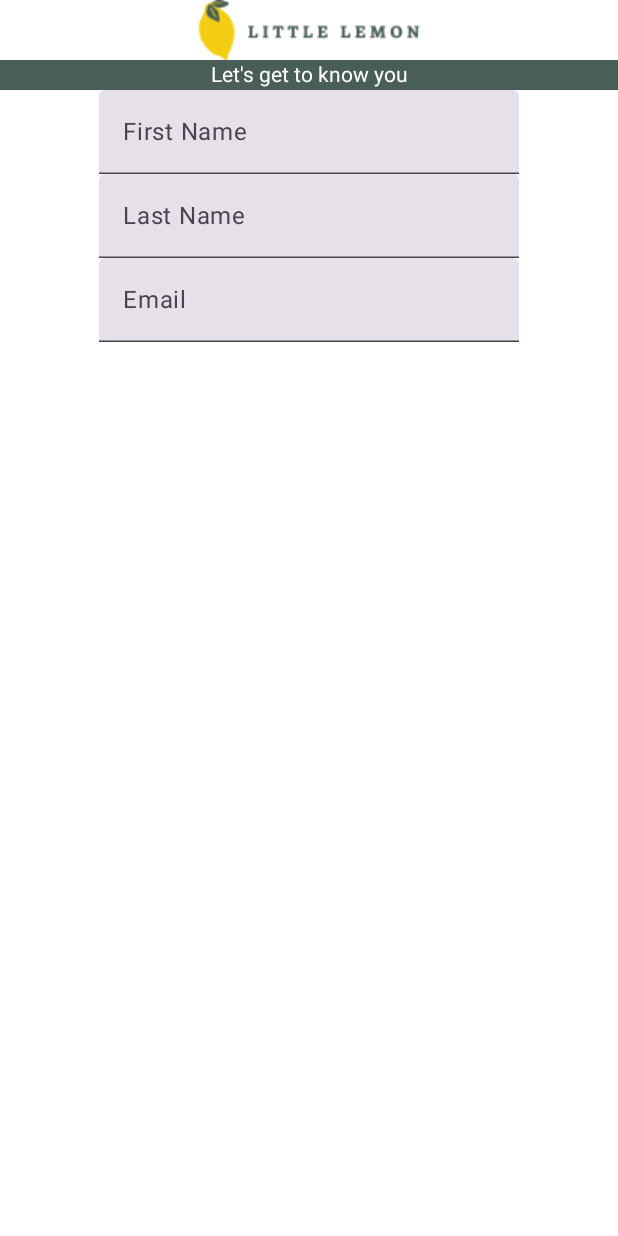
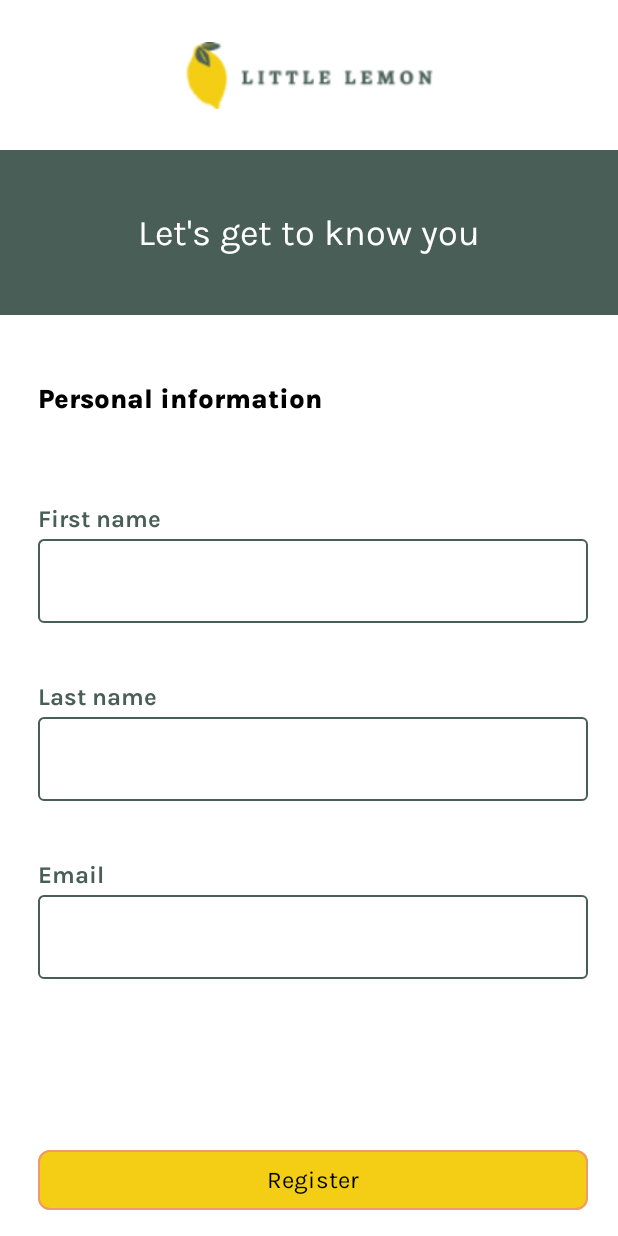
Before and after one commit to norphyra/little-lemon, an Android app built with Jetpack Compose: the @Preview function OnboardingPreview, on a phone screen of 412 x 824 dp. Run offline under Robolectric (Android 15) with nearby library versions, the phone set to English and light mode, and no system bars.

Commit message:
finish exercise 'Set up the onboarding page'

```diff
--- a/app/src/main/java/com/example/littlelemonapp/MainActivity.kt
+++ b/app/src/main/java/com/example/littlelemonapp/MainActivity.kt
@@ -22,7 +22,7 @@ class MainActivity : ComponentActivity() {
                     modifier = Modifier.fillMaxSize(),
                     color = MaterialTheme.colorScheme.background
                 ) {
-                    Greeting("Android")
+                    Onboarding()
                 }
             }
         }
--- /dev/null
+++ b/app/src/main/java/com/example/littlelemonapp/Onboarding.kt
@@ -0,0 +1,161 @@
+package com.example.littlelemonapp
+
+import androidx.compose.foundation.BorderStroke
+import androidx.compose.foundation.Image
+import androidx.compose.foundation.background
+import androidx.compose.foundation.layout.Arrangement
+import androidx.compose.foundation.layout.Column
+import androidx.compose.foundation.layout.Row
+import androidx.compose.foundation.layout.fillMaxWidth
+import androidx.compose.foundation.layout.height
+import androidx.compose.foundation.layout.padding
+import androidx.compose.foundation.shape.RoundedCornerShape
+import androidx.compose.material3.Button
+import androidx.compose.material3.ButtonDefaults
+import androidx.compose.material3.ExperimentalMaterial3Api
+import androidx.compose.material3.OutlinedTextField
+import androidx.compose.material3.Text
+import androidx.compose.material3.TextField
+import androidx.compose.material3.TextFieldDefaults
+import androidx.compose.runtime.Composable
+import androidx.compose.runtime.getValue
+import androidx.compose.runtime.mutableStateOf
+import androidx.compose.runtime.remember
+import androidx.compose.runtime.setValue
+import androidx.compose.ui.Alignment
+import androidx.compose.ui.Modifier
+import androidx.compose.ui.graphics.Color
+import androidx.compose.ui.res.painterResource
+import androidx.compose.ui.text.font.FontFamily
+import androidx.compose.ui.text.font.FontWeight
+import androidx.compose.ui.text.style.TextAlign
+import androidx.compose.ui.tooling.preview.Preview
+import androidx.compose.ui.unit.dp
+import androidx.compose.ui.unit.sp
+import com.example.littlelemonapp.ui.theme.Green
+import com.example.littlelemonapp.ui.theme.Karla_Bold
+import com.example.littlelemonapp.ui.theme.Karla_ExtraBold
+import com.example.littlelemonapp.ui.theme.Karla_Regular
+import com.example.littlelemonapp.ui.theme.RedOrange_secondary
+import com.example.littlelemonapp.ui.theme.Yellow
+
+@OptIn(ExperimentalMaterial3Api::class)
+@Composable
+fun Onboarding() {
+
+    var firstName by remember {
+        mutableStateOf("")
+    }
+
+    var lastName by remember {
+        mutableStateOf("")
+    }
+
+    var email by remember {
+        mutableStateOf("")
+    }
+
+    Column(horizontalAlignment = Alignment.CenterHorizontally) {
+
+        Image(painter = painterResource(id = R.drawable.logo),
+            contentDescription = "logo",
+            modifier = Modifier
+                .height(100.dp)
+                .fillMaxWidth(0.5f))
+
+        Row(horizontalArrangement = Arrangement.Center,
+            verticalAlignment = Alignment.CenterVertically,
+            modifier = Modifier
+                .background(Green)
+                .height(110.dp)
+                .fillMaxWidth()) {
+            Text(text = "Let's get to know you", color = Color.White,
+                fontFamily = FontFamily(Karla_Regular),
+                fontSize = 24.sp
+            )
+        }
+
+        Column(modifier = Modifier
+            .padding(start = 25.dp, end = 20.dp)) {
+            Text(text = "Personal information", color = Color.Black,
+                fontFamily = FontFamily(Karla_ExtraBold),
+                fontSize = 18.sp,
+                modifier = Modifier.padding(top = 45.dp, bottom = 60.dp)
+            )
+
+            Text(text = "First name",
+                fontFamily = FontFamily(Karla_Bold),
+                fontSize = 16.sp,
+                color = Green,
+                modifier = Modifier.padding(bottom = 4.dp)
+            )
+            OutlinedTextField(value = firstName, onValueChange = {firstName = it},
+                modifier = Modifier.fillMaxWidth(),
+            colors = TextFieldDefaults.outlinedTextFieldColors(
+                focusedBorderColor = Green,
+                unfocusedBorderColor = Green
+            ))
+
+            Text(text = "Last name",
+                fontFamily = FontFamily(Karla_Bold),
+                fontSize = 16.sp,
+                color = Green,
+                modifier = Modifier.padding(top = 40.dp)
+            )
+            OutlinedTextField(value = lastName, onValueChange = {lastName = it},
+                modifier = Modifier
+                    .fillMaxWidth()
+                    .padding(top = 4.dp),
+                colors = TextFieldDefaults.outlinedTextFieldColors(
+                    focusedBorderColor = Green,
+                    unfocusedBorderColor = Green
+                ))
+
+            Text(text = "Email",
+                fontFamily = FontFamily(Karla_Bold),
+                fontSize = 16.sp,
+                color = Green,
+                modifier = Modifier.padding(top = 40.dp)
+            )
+            OutlinedTextField(value = email, onValueChange = {email = it},
+                modifier = Modifier
+                    .fillMaxWidth()
+                    .padding(top = 4.dp),
+                colors = TextFieldDefaults.outlinedTextFieldColors(
+                    focusedBorderColor = Green,
+                    unfocusedBorderColor = Green
+                ))
+
+            Button(onClick = { /*TODO*/ },
+                Modifier
+                    .fillMaxWidth()
+                    .padding(top = 110.dp, bottom = 10.dp),
+                colors = ButtonDefaults.buttonColors(containerColor = Yellow),
+                shape = RoundedCornerShape(8.dp),
+                border = BorderStroke(1.dp, RedOrange_secondary)
+            ) {
+                Text(text = "Register", textAlign = TextAlign.Center,
+                color = Color.Black,
+                fontFamily = FontFamily(Karla_Regular),
+                    fontSize = 16.sp
+                )
+            }
+        }
+    }
+}
+
+@Composable
+fun TextFieldLabel(label: String) {
+
+    Text(text = label,
+        fontFamily = FontFamily(Karla_Bold),
+        fontSize = 16.sp,
+        color = Green
+    )
+}
+
+@Preview(showBackground = true)
+@Composable
+fun OnboardingPreview() {
+    Onboarding()
+}
--- a/app/src/main/java/com/example/littlelemonapp/ui/theme/Color.kt
+++ b/app/src/main/java/com/example/littlelemonapp/ui/theme/Color.kt
@@ -12,3 +12,4 @@ val Pink40 = Color(0xFF7D5260)
 
 val Green = Color(0xFF495E57)
 val Yellow = Color(0xFFF4CE14)
+val RedOrange_secondary = Color(0xFFEE9970)
--- a/app/src/main/java/com/example/littlelemonapp/ui/theme/Onboarding.kt
+++ /dev/null
@@ -1,62 +0,0 @@
-package com.example.littlelemonapp.ui.theme
-
-import androidx.compose.foundation.Image
-import androidx.compose.foundation.background
-import androidx.compose.foundation.layout.Arrangement
-import androidx.compose.foundation.layout.Column
-import androidx.compose.foundation.layout.Row
-import androidx.compose.foundation.layout.fillMaxWidth
-import androidx.compose.foundation.layout.height
-import androidx.compose.material3.ExperimentalMaterial3Api
-import androidx.compose.material3.Text
-import androidx.compose.material3.TextField
-import androidx.compose.runtime.Composable
-import androidx.compose.runtime.getValue
-import androidx.compose.runtime.mutableStateOf
-import androidx.compose.runtime.remember
-import androidx.compose.runtime.setValue
-import androidx.compose.ui.Alignment
-import androidx.compose.ui.Modifier
-import androidx.compose.ui.graphics.Color
-import androidx.compose.ui.res.painterResource
-import androidx.compose.ui.tooling.preview.Preview
-import androidx.compose.ui.unit.dp
-import com.example.littlelemonapp.R
-
-@OptIn(ExperimentalMaterial3Api::class)
-@Composable
-fun Onboarding() {
-
-    var firstName by remember {
-        mutableStateOf("")
-    }
-
-    var lastName by remember {
-        mutableStateOf("")
-    }
-
-    var email by remember {
-        mutableStateOf("")
-    }
-
-    Column(horizontalAlignment = Alignment.CenterHorizontally) {
-        Image(painter = painterResource(id = R.drawable.logo), contentDescription = "logo")
-
-        Row(horizontalArrangement = Arrangement.Center,
-            verticalAlignment = Alignment.CenterVertically,
-        modifier = Modifier.background(Green)
-            .height(20.dp)
-            .fillMaxWidth()) {
-            Text(text = "Let's get to know you", color = Color.White)
-        }
-        TextField(value = firstName, onValueChange = {firstName = it}, label = { Text(text = "First Name")})
-        TextField(value = lastName, onValueChange = {lastName = it}, label = { Text(text = "Last Name")})
-        TextField(value = email, onValueChange = {email = it}, label = { Text(text = "Email")})
-    }
-}
-
-@Preview
-@Composable
-fun OnboardingPreview() {
-    Onboarding()
-}
--- a/app/src/main/java/com/example/littlelemonapp/ui/theme/Theme.kt
+++ b/app/src/main/java/com/example/littlelemonapp/ui/theme/Theme.kt
@@ -67,4 +67,5 @@ fun LittleLemonAppTheme(
         typography = Typography,
         content = content
     )
+
 }
--- a/app/src/main/java/com/example/littlelemonapp/ui/theme/Type.kt
+++ b/app/src/main/java/com/example/littlelemonapp/ui/theme/Type.kt
@@ -19,14 +19,16 @@ val Typography = Typography(
         lineHeight = 24.sp,
         letterSpacing = 0.5.sp
     ),
-//    labelSmall = TextStyle(
-//        fontFamily = FontFamily.Default,
-//        fontWeight = FontWeight.Medium,
-//        fontSize = 11.sp,
-//        lineHeight = 16.sp,
-//        letterSpacing = 0.5.sp
-//    )
 )
+
+val MarkaziText_Medium = Font(R.font.markazitext_medium, FontWeight.W500)
+val MarkaziText_Regular = Font(R.font.markazitext_regular, FontWeight.W400)
+
+val Karla_Regular = Font(R.font.karla_regular, FontWeight.W400)
+val Karla_Medium = Font(R.font.karla_medium, FontWeight.W500)
+val Karla_Bold = Font(R.font.karla_bold, FontWeight.W700)
+val Karla_ExtraBold = Font(R.font.karla_extrabold, FontWeight.W800)
+
 
 val TitleTypography = Typography(
     titleLarge = TextStyle(
```
